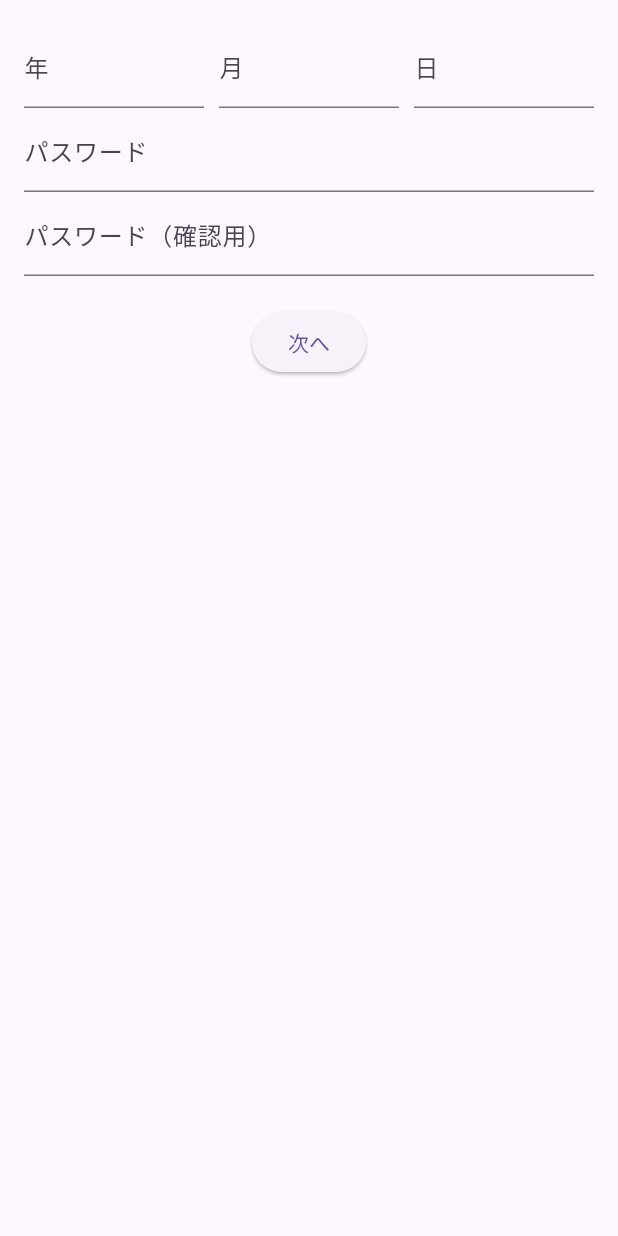
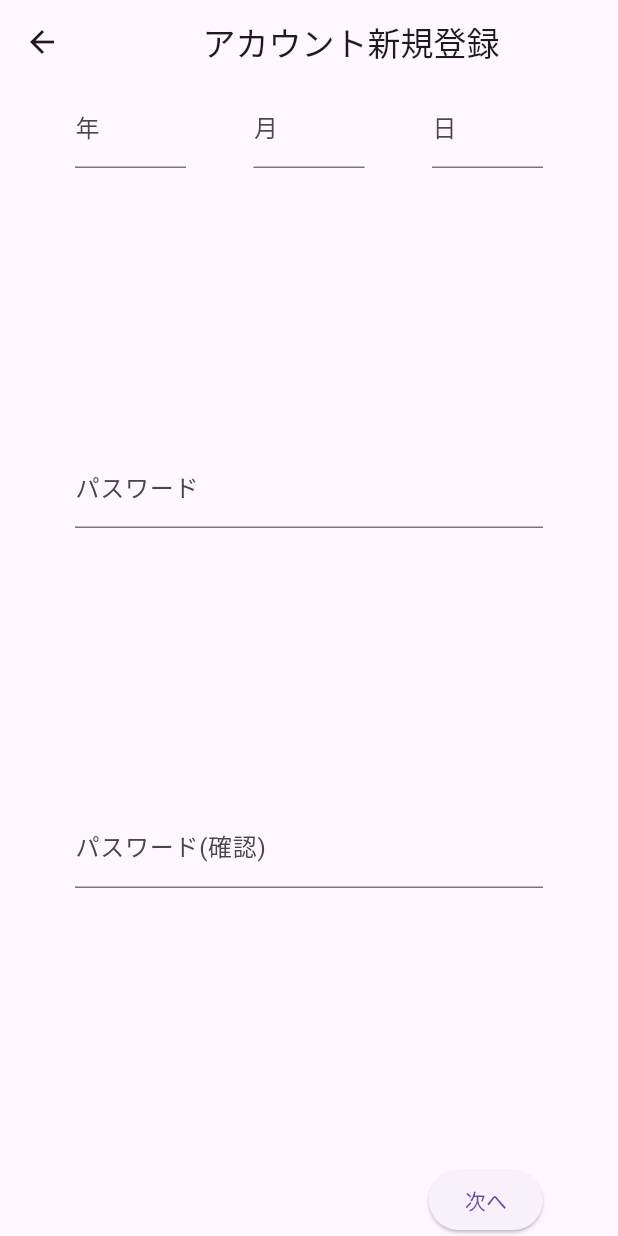
Before and after one commit to KIwata215/NIJYU, a Flutter app: the screen it shows after launch, after a tap on the "add" icon, on a phone screen of 412 x 824 dp. Run offline on Flutter 3.47's test engine with Material 3 defaults, Android fonts, the phone set to English and light mode, and no system bars.

Commit message:
アカウント新規登録画面２枚目

```diff
--- a/lib/register2.dart
+++ b/lib/register2.dart
@@ -39,35 +39,29 @@ class _RegisterPageState extends State<Register2Page> {
   Widget build(BuildContext context) {
     return MaterialApp(
       home: Container(
-        ////////グラデーション
-        // decoration: const BoxDecoration(
-        //   gradient: LinearGradient(
-        //     begin: Alignment.topLeft,
-        //     end: Alignment.bottomRight,
-        //     stops: [0.1, 0.9],
-        //     colors: [
-        //       Color.fromRGBO(64, 129, 137, 1), // グラデーションの開始色
-        //       Color.fromRGBO(92, 160, 128, 1), // グラデーションの終了色
-        //     ],
-        //   ),
-        // ),
         child: Scaffold(
-          body: Container(
-        // decoration: BoxDecoration(
-        //   gradient: LinearGradient(
-        //     colors: [Colors.purple, Colors.blue],
-        //     begin: Alignment.topCenter,
-        //     end: Alignment.bottomCenter,
-        //   ),
-        // ),
-        padding: EdgeInsets.all(16.0),
-        child: Form(
-          key: _formKey,
+          appBar: AppBar(
+            title: Center(
+              child: Text("アカウント新規登録"),
+            ),
+            leading: IconButton(
+              icon: Icon(Icons.arrow_back),
+              onPressed: () {
+                Navigator.pop(context);
+              },
+            ),
+          ),
+
+          body: Padding(
+            padding: const EdgeInsets.symmetric(horizontal: 50.0), // 左右のパディング
             child: Column(
-            children: <Widget>[
+              mainAxisAlignment: MainAxisAlignment.spaceBetween,
+              children: [
                 Row(
-                children: <Widget>[
+                  children: [
                     Expanded(
+                      child: Padding(
+                        padding: const EdgeInsets.only(right: 30.0), // フィールド間のパディング
                         child: TextFormField(
                           decoration: InputDecoration(labelText: '年'),
                           validator: (value) {
@@ -81,8 +75,10 @@ class _RegisterPageState extends State<Register2Page> {
                           },
                         ),
                       ),
-                  SizedBox(width: 10),
+                    ),
                     Expanded(
+                      child: Padding(
+                        padding: const EdgeInsets.symmetric(horizontal: 15.0), // フィールド間のパディング
                         child: TextFormField(
                           decoration: InputDecoration(labelText: '月'),
                           validator: (value) {
@@ -92,12 +88,14 @@ class _RegisterPageState extends State<Register2Page> {
                             return null;
                           },
                           onSaved: (value) {
-                        month = value ?? '';
+                            year = value ?? '';
                           },
                         ),
                       ),
-                  SizedBox(width: 10),
+                    ),
                     Expanded(
+                      child: Padding(
+                        padding: const EdgeInsets.only(left: 30.0), // フィールド間のパディング
                         child: TextFormField(
                           decoration: InputDecoration(labelText: '日'),
                           validator: (value) {
@@ -107,15 +105,15 @@ class _RegisterPageState extends State<Register2Page> {
                             return null;
                           },
                           onSaved: (value) {
-                        day = value ?? '';
+                            year = value ?? '';
                           },
                         ),
                       ),
-                ],
+                    ),
+                  ]
                 ),
                 TextFormField(
                   decoration: InputDecoration(labelText: 'パスワード'),
-                obscureText: true,
                   validator: (value) {
                     if (value == null || value.isEmpty) {
                       return 'パスワードを入力してください';
@@ -123,38 +121,38 @@ class _RegisterPageState extends State<Register2Page> {
                     return null;
                   },
                   onSaved: (value) {
-                  password = value ?? '';
+                    year = value ?? '';
                   },
                 ),
                 TextFormField(
-                decoration: InputDecoration(labelText: 'パスワード（確認用）'),
-                obscureText: true,
+                  decoration: InputDecoration(labelText: 'パスワード(確認)'),
                   validator: (value) {
                     if (value == null || value.isEmpty) {
-                    return '確認用パスワードを入力してください';
+                      return 'パスワード(確認)を入力してください';
                     }
                     return null;
                   },
                   onSaved: (value) {
-                  confirmPassword = value ?? '';
+                    year = value ?? '';
                   },
                 ),
-              SizedBox(height: 20),
-              ElevatedButton(
+                Align(
+                  alignment: Alignment.bottomRight,
+                  child: ElevatedButton(
                     onPressed: () {
                       if (_formKey.currentState?.validate() ?? false) {
                         _formKey.currentState?.save();
                         // 次の画面に遷移
                         // Navigator.push(
                         //   context,
-                    //   MaterialPageRoute(builder: (context) => NextPage()),
+                        //   MaterialPageRoute(builder: (context) => ///NextPage///()),
                         // );
                       }
                     },
-                child: Text('次へ'),
-              ),
+                    child: Text("次へ"),
+                  )
+                )
               ],
-          ),
             ),
           ),
         ),
```
Lines whose indentation alone changed are shown as unchanged.
